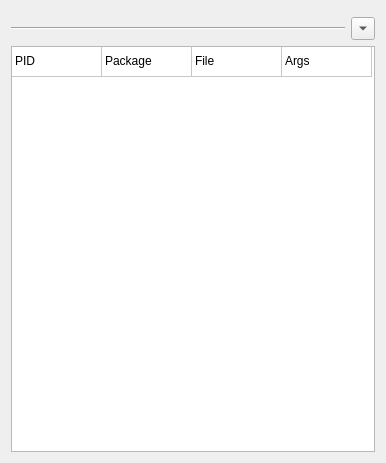
Qt form landside/catkin_ws/src/gui/resource/LaunchWidget.ui (DukeRobotics/robosub-ros) before a commit.
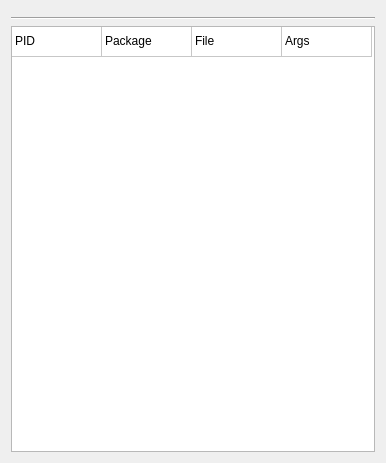
The same form after that commit. Custom widgets are drawn as their Qt base class.

Commit message: Removed collapse button for table and added collapse button for launch dialog form

Patch:
```diff
--- a/landside/catkin_ws/src/gui/resource/LaunchWidget.ui
+++ b/landside/catkin_ws/src/gui/resource/LaunchWidget.ui
@@ -37,8 +37,6 @@
     </widget>
    </item>
    <item>
-    <layout class="QHBoxLayout" name="horizontalLayout">
-     <item>
       <widget class="Line" name="line">
        <property name="sizePolicy">
         <sizepolicy hsizetype="MinimumExpanding" vsizetype="Fixed">
@@ -50,15 +48,6 @@
         <enum>Qt::Horizontal</enum>
        </property>
       </widget>
-     </item>
-     <item>
-      <widget class="QToolButton" name="collapse_button">
-       <property name="arrowType">
-        <enum>Qt::DownArrow</enum>
-       </property>
-      </widget>
-     </item>
-    </layout>
    </item>
    <item>
     <widget class="QTableWidget" name="table_widget">
```
Lines whose indentation alone changed are shown as unchanged. The commit also changes 3 other files.
